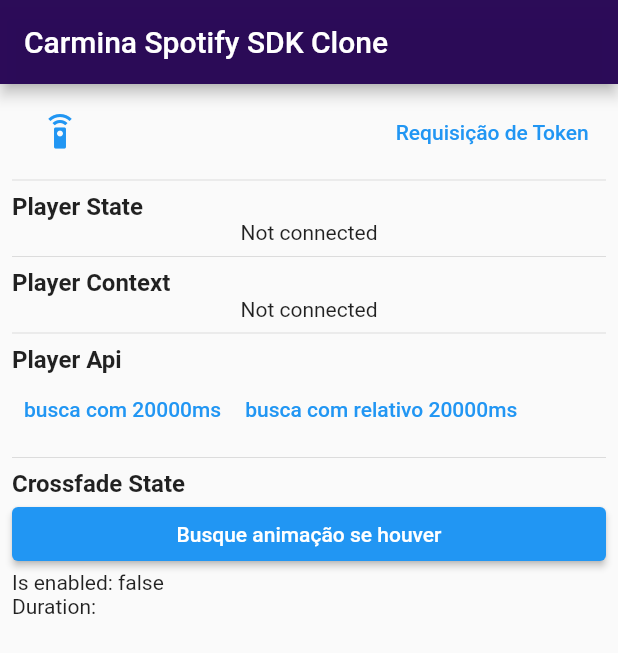
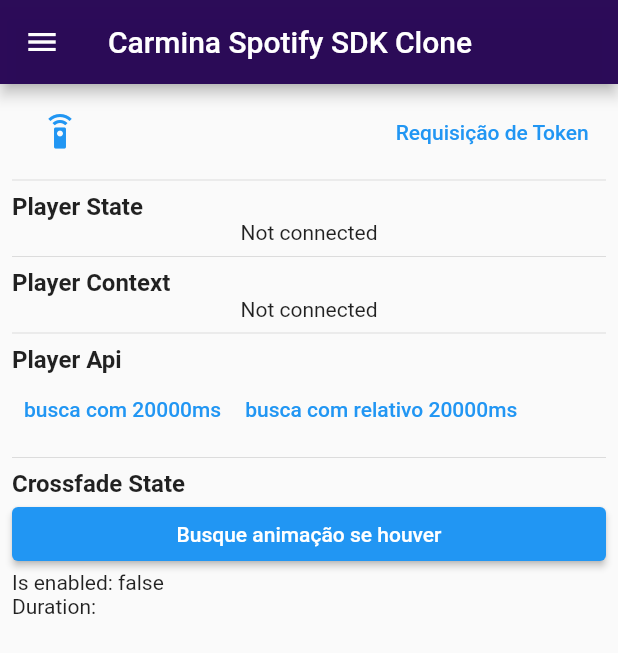
Before and after one commit to juniorsn1409/MusicPlayer, a Flutter app: the screen it shows after launch, after a tap on "Busque animação se houver", on a phone screen of 412 x 824 dp. Shown: the top 653 px of the screen. Run offline on Flutter 3.47's test engine with Material 2 defaults, Android fonts, the light colour scheme and no system bars; our stand-ins replace cloud_firestore, flutter_dotenv, logger; missing offline and left inert: spotify_sdk; accounts and stored records are empty.

Commit message:
[CARMINA]add firebasestore and second page.

```diff
--- a/carmina/lib/main.dart
+++ b/carmina/lib/main.dart
@@ -1,6 +1,7 @@
 import 'dart:async';
 import 'dart:typed_data';
 
+import 'package:cloud_firestore/cloud_firestore.dart';
 import 'package:flutter/material.dart';
 import 'package:flutter/services.dart';
 import 'package:flutter_dotenv/flutter_dotenv.dart';
@@ -12,16 +13,15 @@
 import 'package:spotify_sdk/models/player_state.dart';
 import 'package:spotify_sdk/spotify_sdk.dart';
 
+import 'list_music.dart';
 import 'widgets/sized_icon_button.dart';
 
 Future<void> main() async {
   await dotenv.load(fileName: '.env');
+
   runApp(const Home());
 }
 
-/// A [StatefulWidget] which uses:
-/// * [spotify_sdk](https://pub.dev/packages/spotify_sdk)
-/// to connect to Spotify and use controls.
 class Home extends StatefulWidget {
   const Home({Key? key}) : super(key: key);
 
@@ -33,13 +33,12 @@
   bool _loading = false;
   bool _connected = false;
   final Logger _logger = Logger(
-    //filter: CustomLogFilter(), // custom logfilter can be used to have logs in release mode
     printer: PrettyPrinter(
-      methodCount: 2, // number of method calls to be displayed
-      errorMethodCount: 8, // number of method calls if stacktrace is provided
-      lineLength: 120, // width of the output
-      colors: true, // Colorful log messages
-      printEmojis: true, // Print an emoji for each log message
+      methodCount: 2,
+      errorMethodCount: 8,
+      lineLength: 120,
+      colors: true,
+      printEmojis: true,
       printTime: true,
     ),
   );
@@ -75,6 +74,33 @@
             ),
             body: _sampleFlowWidget(context),
             bottomNavigationBar: _connected ? _buildBottomBar(context) : null,
+            drawer: Drawer(
+              child: ListView(
+                children: <Widget>[
+                  ListTile(
+                    leading: Icon(Icons.star),
+                    title: Text("Favoritos"),
+                    subtitle: Text("Meus Favoritos"),
+                    trailing: Icon(Icons.arrow_forward),
+                    onTap: () {
+                      Navigator.push(
+                          context,
+                          MaterialPageRoute(
+                              builder: ((context) => const ListMusic())));
+                    },
+                  ),
+                  ListTile(
+                    leading: Icon(Icons.star),
+                    title: Text("Recolher"),
+                    subtitle: Text("Fechar"),
+                    trailing: Icon(Icons.arrow_back),
+                    onTap: () {
+                      Navigator.pop(context);
+                    },
+                  )
+                ],
+              ),
+            ),
           );
         },
       ),
@@ -84,7 +110,7 @@
   Widget _buildBottomBar(BuildContext context) {
     return BottomAppBar(
       child: Column(
-        mainAxisSize: MainAxisSize.min,
+        mainAxisSize: MainAxisSize.max,
         children: [
           Row(
             mainAxisAlignment: MainAxisAlignment.spaceEvenly,
--- a/carmina/pubspec.yaml
+++ b/carmina/pubspec.yaml
@@ -31,6 +31,7 @@
 dependencies:
   audioplayers: ^1.1.0
   flutter_dotenv: ^5.0.2
+  cloud_firestore: ^4.1.0
   flutter:
     sdk: flutter
 
```
Also changed, not shown: carmina/lib/main_origin.dart (deleted, +0 -7 lines), carmina/pubspec.lock, 4 other files.
